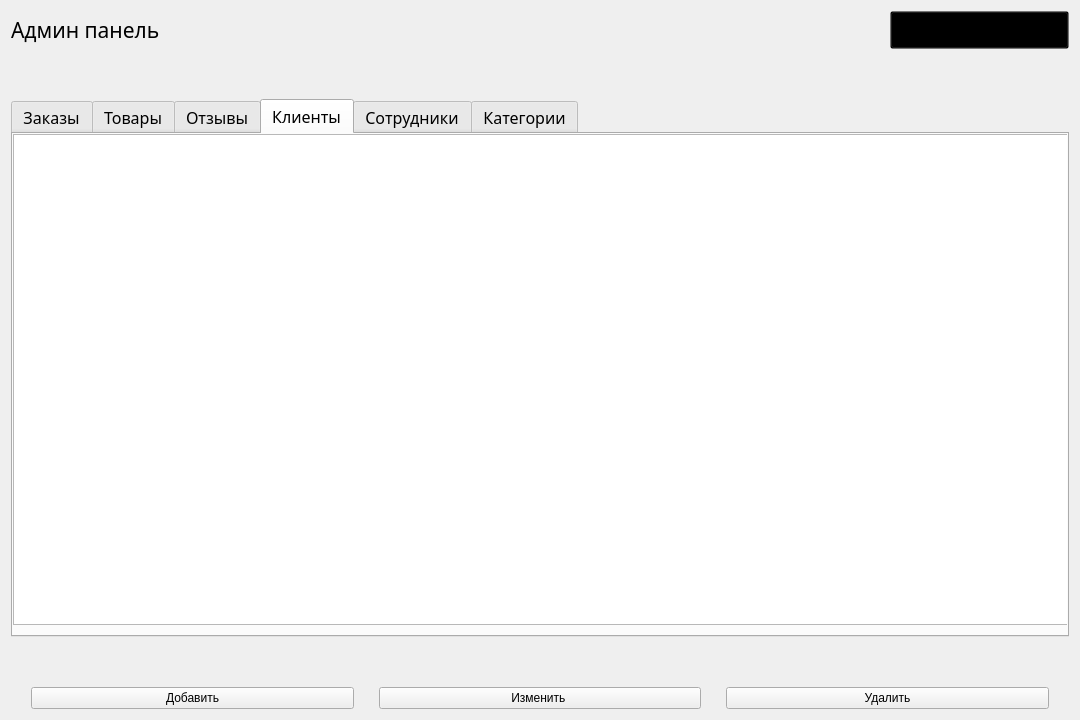
Old version of the form admin_panel.ui in the repository lirthu/kursach.
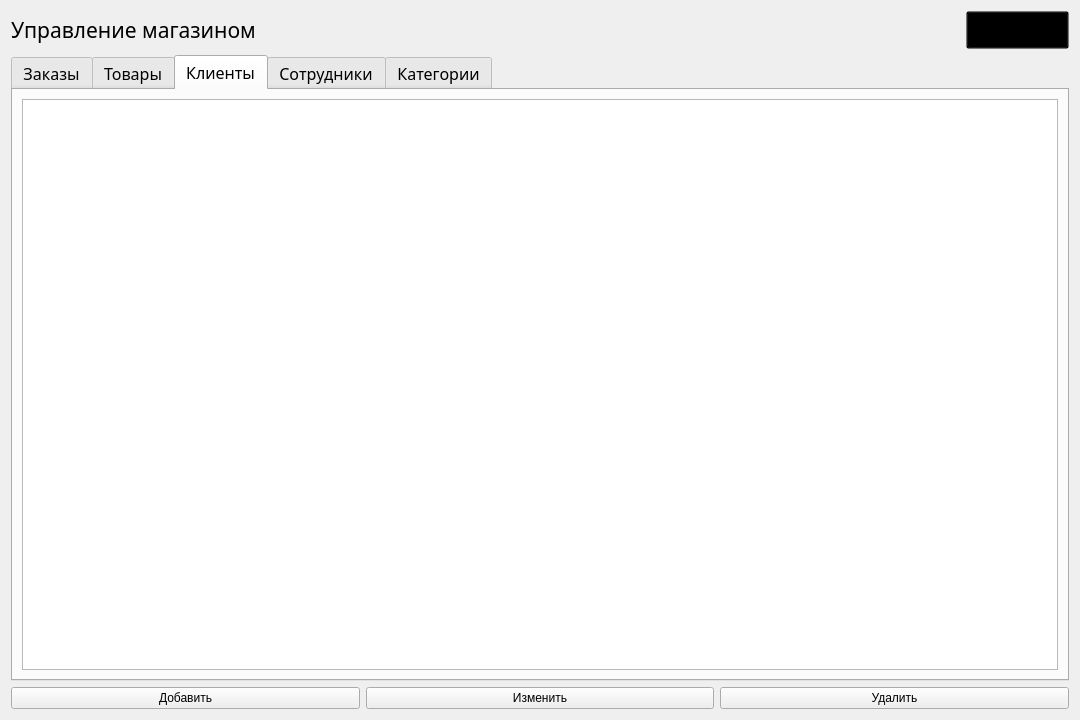
New version of the form. The open tabs and pages were chosen to show the change.

```diff
--- a/admin_panel.ui
+++ b/admin_panel.ui
@@ -14,14 +14,8 @@
    <string>admin_panel</string>
   </property>
   <layout class="QVBoxLayout" name="verticalLayout">
-   <property name="spacing">
-    <number>50</number>
-   </property>
    <item>
     <layout class="QHBoxLayout" name="horizontalLayout">
-     <property name="spacing">
-      <number>700</number>
-     </property>
      <item>
       <widget class="QLabel" name="label">
        <property name="font">
@@ -34,10 +28,23 @@
         <cursorShape>ArrowCursor</cursorShape>
        </property>
        <property name="text">
-        <string>Админ панель</string>
+        <string>Управление магазином</string>
        </property>
       </widget>
      </item>
+     <item>
+      <spacer name="horizontalSpacer">
+       <property name="orientation">
+        <enum>Qt::Horizontal</enum>
+       </property>
+       <property name="sizeHint" stdset="0">
+        <size>
+         <width>40</width>
+         <height>20</height>
+        </size>
+       </property>
+      </spacer>
+     </item>
      <item>
       <widget class="QPushButton" name="pushButton">
        <property name="font">
@@ -86,46 +93,21 @@
       <attribute name="title">
        <string>Товары</string>
       </attribute>
-      <widget class="QTableWidget" name="tableWidget_2">
-       <property name="geometry">
-        <rect>
-         <x>0</x>
-         <y>0</y>
-         <width>1061</width>
-         <height>491</height>
-        </rect>
-       </property>
-      </widget>
-     </widget>
-     <widget class="QWidget" name="tab_3">
-      <attribute name="title">
-       <string>Отзывы</string>
-      </attribute>
-      <widget class="QTableWidget" name="tableWidget_3">
-       <property name="geometry">
-        <rect>
-         <x>0</x>
-         <y>0</y>
-         <width>1061</width>
-         <height>491</height>
-        </rect>
-       </property>
-      </widget>
+      <layout class="QGridLayout" name="gridLayout_5">
+       <item row="0" column="0">
+        <widget class="QTableWidget" name="tableWidget_2"/>
+       </item>
+      </layout>
      </widget>
      <widget class="QWidget" name="tab_4">
       <attribute name="title">
        <string>Клиенты</string>
       </attribute>
-      <widget class="QTableWidget" name="tableWidget_4">
-       <property name="geometry">
-        <rect>
-         <x>0</x>
-         <y>0</y>
-         <width>1061</width>
-         <height>491</height>
-        </rect>
-       </property>
-      </widget>
+      <layout class="QGridLayout" name="gridLayout_7">
+       <item row="0" column="0">
+        <widget class="QTableWidget" name="tableWidget_4"/>
+       </item>
+      </layout>
      </widget>
      <widget class="QWidget" name="tab_5">
       <attribute name="title">
@@ -161,15 +143,6 @@
    </item>
    <item>
     <layout class="QHBoxLayout" name="horizontalLayout_2">
-     <property name="spacing">
-      <number>25</number>
-     </property>
-     <property name="leftMargin">
-      <number>20</number>
-     </property>
-     <property name="rightMargin">
-      <number>20</number>
-     </property>
      <item>
       <widget class="QPushButton" name="pushButton_2">
        <property name="text">
@@ -180,7 +153,7 @@
      <item>
       <widget class="QPushButton" name="pushButton_4">
        <property name="text">
-        <string>Изменить </string>
+        <string>Изменить</string>
        </property>
       </widget>
      </item>
```
Left out of the diff: 49 changed lines with no effect on the pictures.
